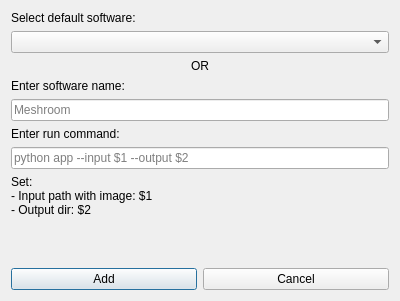
moevm/bsc_kovinev, file benchmark/ui_raw/add_software.ui: the form before one commit.
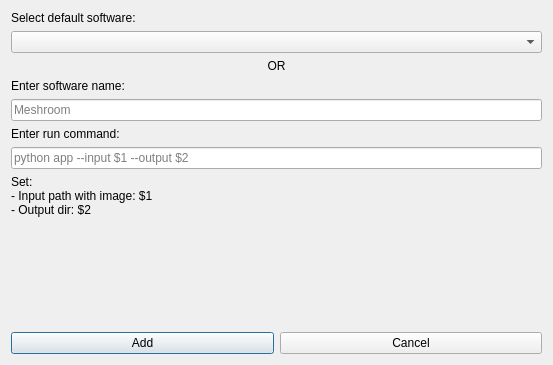
The form after the commit.

```diff
--- a/benchmark/ui_raw/add_software.ui
+++ b/benchmark/ui_raw/add_software.ui
@@ -6,8 +6,8 @@
    <rect>
     <x>0</x>
     <y>0</y>
-    <width>400</width>
-    <height>301</height>
+    <width>553</width>
+    <height>365</height>
    </rect>
   </property>
   <property name="windowTitle">
```
